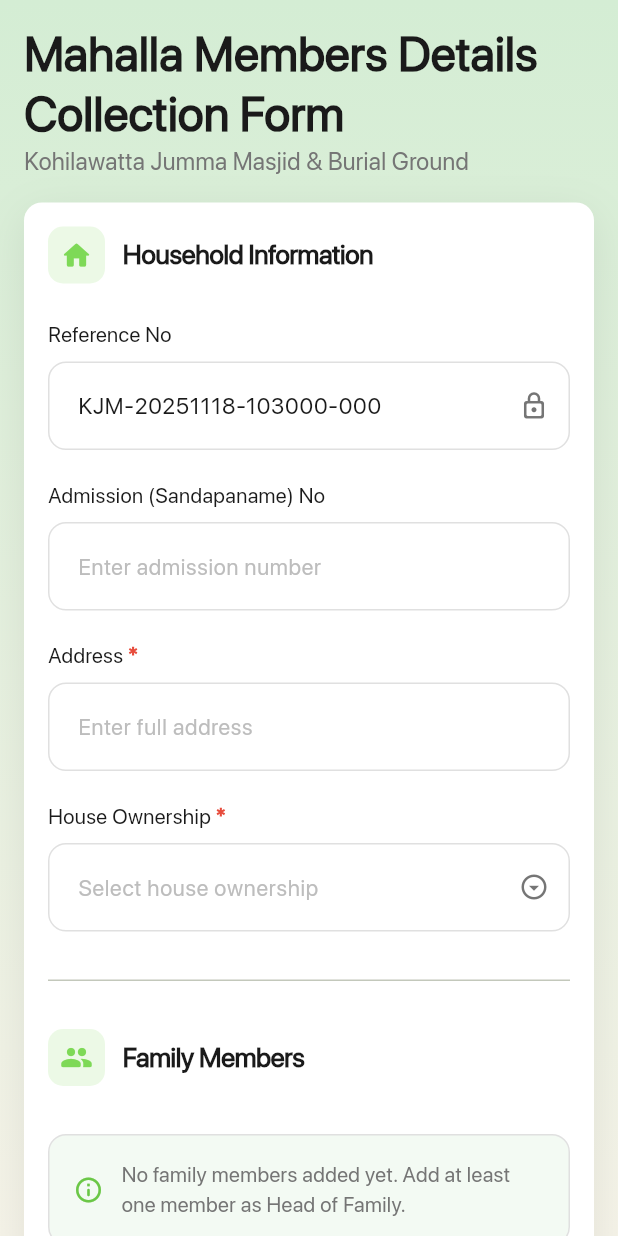
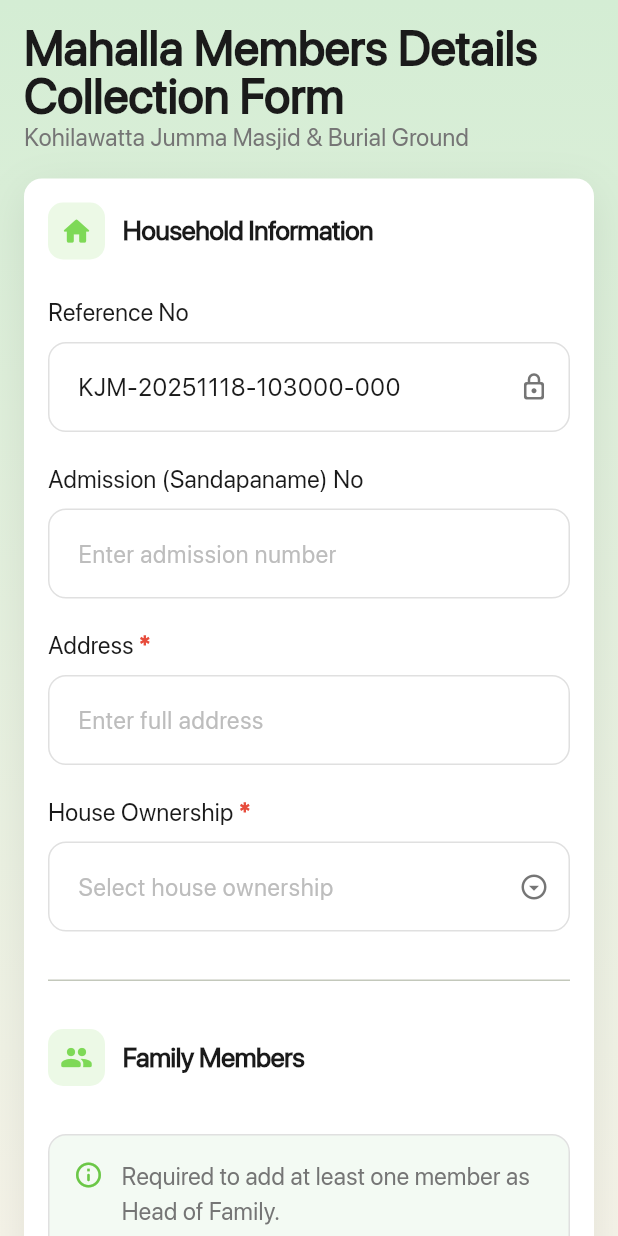
Before and after one commit to iamafzalhassan/mmf, a Flutter app: the screen it shows after launch, on a phone screen of 412 x 824 dp. Run offline on Flutter 3.47's test engine with Material 3 defaults, Android fonts, the phone set to English and light mode, and no system bars; our stand-ins replace dartz, equatable, flutter_bloc, get_it.

Commit message:
Font size changes

```diff
--- a/lib/core/theme/app_theme.dart
+++ b/lib/core/theme/app_theme.dart
@@ -55,20 +55,6 @@ class AppTheme {
       fontFamily: fontFamily,
       scaffoldBackgroundColor: scaffoldBackground,
 
-      // AppBar Theme
-      appBarTheme: const AppBarTheme(
-        centerTitle: true,
-        elevation: 0,
-        backgroundColor: transparent,
-        foregroundColor: textPrimary,
-        titleTextStyle: TextStyle(
-          fontFamily: fontFamily,
-          fontSize: 20,
-          fontWeight: FontWeight.w600,
-          color: textPrimary,
-        ),
-      ),
-
       // Input Decoration Theme
       inputDecorationTheme: InputDecorationTheme(
         border: OutlineInputBorder(
@@ -100,19 +86,19 @@ class AppTheme {
         labelStyle: TextStyle(
           fontFamily: fontFamily,
           color: textSecondary,
-          fontSize: 14,
+          fontSize: 16,
           fontWeight: FontWeight.w400,
         ),
         floatingLabelStyle: const TextStyle(
           fontFamily: fontFamily,
           color: primaryColor,
-          fontSize: 14,
+          fontSize: 16,
           fontWeight: FontWeight.w500,
         ),
         hintStyle: TextStyle(
           fontFamily: fontFamily,
           color: textPlaceholder,
-          fontSize: 15,
+          fontSize: 16,
         ),
       ),
 
--- a/lib/presentation/cubits/main_form_cubit.dart
+++ b/lib/presentation/cubits/main_form_cubit.dart
@@ -88,7 +88,7 @@ class MainFormCubit extends Cubit<MainFormState> {
       if (state.familyMembers.isEmpty) {
         showErrorSnackBar(
           context,
-          'Please add at least one family member',
+          'Please add at least one family member.',
         );
         return;
       }
@@ -98,7 +98,7 @@ class MainFormCubit extends Cubit<MainFormState> {
       if (!status) {
         showErrorSnackBar(
           context,
-          'Please designate one member as Head of Family',
+          'Please designate one member as Head of Family.',
         );
         return;
       }
@@ -149,7 +149,8 @@ class MainFormCubit extends Cubit<MainFormState> {
             children: [
               Icon(Icons.check_circle_rounded, color: Colors.white),
               SizedBox(width: 12),
-              Text('Form submitted successfully!'),
+              Text('Form submitted successfully.',
+                  style: TextStyle(fontSize: 16)),
             ],
           ),
           backgroundColor: AppTheme.successColor,
@@ -164,7 +165,7 @@ class MainFormCubit extends Cubit<MainFormState> {
             children: [
               const Icon(Icons.info_rounded, color: Colors.white),
               const SizedBox(width: 12),
-              Text(message),
+              Text(message, style: const TextStyle(fontSize: 16)),
             ],
           ),
           backgroundColor: AppTheme.errorColor,
--- a/lib/presentation/pages/family_form.dart
+++ b/lib/presentation/pages/family_form.dart
@@ -141,17 +141,31 @@ class FamilyForm extends StatelessWidget {
             child: Column(
               crossAxisAlignment: CrossAxisAlignment.start,
               children: [
-                Text(
-                  isEditing ? 'Edit Member' : 'Add Member',
-                  style: const TextStyle(
-                    fontSize: 32,
-                    fontWeight: FontWeight.w700,
-                    color: AppTheme.textPrimary,
-                    height: 1.25,
-                  ),
+                Stack(
+                  children: [
+                    Text(
+                      isEditing ? 'Edit Family Member' : 'Add Family Member',
+                      style: TextStyle(
+                        fontSize: 32,
+                        height: 1,
+                        foreground: Paint()
+                          ..style = PaintingStyle.stroke
+                          ..strokeWidth = 1.25
+                          ..color = AppTheme.textPrimary,
+                      ),
+                    ),
+                    Text(
+                      isEditing ? 'Edit Family Member' : 'Add Family Member',
+                      style: const TextStyle(
+                        fontSize: 32,
+                        color: AppTheme.textPrimary,
+                        height: 1,
+                      ),
+                    ),
+                  ],
                 ),
                 Text(
-                  'Family member details',
+                  'Enter member details',
                   style: TextStyle(
                     fontSize: 16,
                     color: AppTheme.textSecondary,
--- a/lib/presentation/pages/mahalla_form.dart
+++ b/lib/presentation/pages/mahalla_form.dart
@@ -61,20 +61,30 @@ class MahallaForm extends StatelessWidget {
     return Column(
       crossAxisAlignment: CrossAxisAlignment.start,
       children: [
-        const Text(
-          'Mahalla Members Details Collection Form',
-          style: TextStyle(
-            fontSize: 32,
-            fontWeight: FontWeight.w700,
-            color: AppTheme.textPrimary,
-            height: 1.25,
-          ),
+        Stack(
+          children: [
+            Text(
+              'Mahalla Members Details Collection Form',
+              style: TextStyle(
+                fontSize: 32,
+                height: 1,
+                foreground: Paint()
+                  ..style = PaintingStyle.stroke
+                  ..strokeWidth = 1.25
+                  ..color = AppTheme.textPrimary,
+              ),
+            ),
+            const Text(
+              'Mahalla Members Details Collection Form',
+              style: TextStyle(
+                  fontSize: 32, color: AppTheme.textPrimary, height: 1),
+            ),
+          ],
         ),
         Text(
           'Kohilawatta Jumma Masjid & Burial Ground',
           style: TextStyle(
             fontSize: 16,
-            fontWeight: FontWeight.w400,
             color: AppTheme.textSecondary,
           ),
         ),
@@ -176,16 +186,17 @@ class MahallaForm extends StatelessWidget {
                 border: Border.all(color: AppTheme.borderColor),
               ),
               child: Row(
+                crossAxisAlignment: CrossAxisAlignment.start,
                 children: [
                   const Icon(Icons.info_outline_rounded,
                       color: AppTheme.secondaryColor, size: 20),
                   const SizedBox(width: 12),
                   Expanded(
                     child: Text(
-                      'No family members added yet. Add at least one member as Head of Family.',
+                      'Required to add at least one member as Head of Family.',
                       style: TextStyle(
                         color: AppTheme.textSecondary,
-                        fontSize: 14,
+                        fontSize: 16,
                       ),
                     ),
                   ),
--- a/lib/presentation/widgets/checkbox_grid.dart
+++ b/lib/presentation/widgets/checkbox_grid.dart
@@ -72,7 +72,7 @@ class CheckboxGrid extends StatelessWidget {
                         ? AppTheme.primaryColor
                         : AppTheme.textPrimary,
                     fontWeight: isSelected ? FontWeight.w600 : FontWeight.w400,
-                    fontSize: 14,
+                    fontSize: 16,
                   ),
                 ),
               ],
--- a/lib/presentation/widgets/custom_dropdown.dart
+++ b/lib/presentation/widgets/custom_dropdown.dart
@@ -26,18 +26,14 @@ class CustomDropdown extends StatelessWidget {
           RichText(
             text: TextSpan(
               text: label,
-              style: Theme
-                  .of(context)
-                  .textTheme
-                  .bodyMedium
-                  ?.copyWith(
-                fontSize: 14,
+              style: Theme.of(context).textTheme.bodyMedium?.copyWith(
+                        fontSize: 16,
                         fontWeight: FontWeight.w500,
                         color: AppTheme.textPrimary,
                       ) ??
                   const TextStyle(
                     fontFamily: 'SFProDisplay',
-                    fontSize: 14,
+                    fontSize: 16,
                     fontWeight: FontWeight.w500,
                     color: AppTheme.textPrimary,
                   ),
@@ -45,14 +41,10 @@ class CustomDropdown extends StatelessWidget {
                 if (isRequired)
                   TextSpan(
                     text: ' *',
-                    style: Theme
-                        .of(context)
-                        .textTheme
-                        .bodyMedium
-                        ?.copyWith(
+                    style: Theme.of(context).textTheme.bodyMedium?.copyWith(
                             color: AppTheme.errorColor,
                             fontWeight: FontWeight.w600,
-                    ) ??
+                            fontSize: 16) ??
                         const TextStyle(
                           fontFamily: 'SFProDisplay',
                           color: AppTheme.errorColor,
@@ -98,8 +90,7 @@ class CustomDropdown extends StatelessWidget {
       shape: const RoundedRectangleBorder(
         borderRadius: BorderRadius.vertical(top: Radius.circular(12)),
       ),
-      builder: (context) =>
-          Container(
+      builder: (context) => Container(
         padding: const EdgeInsets.only(top: 12),
         child: Column(
           mainAxisSize: MainAxisSize.min,
--- a/lib/presentation/widgets/custom_textfield.dart
+++ b/lib/presentation/widgets/custom_textfield.dart
@@ -52,13 +52,13 @@ class CustomTextField extends StatelessWidget {
             text: TextSpan(
               text: label,
               style: Theme.of(context).textTheme.bodyMedium?.copyWith(
-                        fontSize: 14,
+                        fontSize: 16,
                         fontWeight: FontWeight.w500,
                         color: AppTheme.textPrimary,
                       ) ??
                   const TextStyle(
                     fontFamily: 'SFProDisplay',
-                    fontSize: 14,
+                    fontSize: 16,
                     fontWeight: FontWeight.w500,
                     color: AppTheme.textPrimary,
                   ),
@@ -67,9 +67,9 @@ class CustomTextField extends StatelessWidget {
                   TextSpan(
                     text: ' *',
                     style: Theme.of(context).textTheme.bodyMedium?.copyWith(
-                              color: AppTheme.errorColor,
-                              fontWeight: FontWeight.w600,
-                            ) ??
+                            color: AppTheme.errorColor,
+                            fontWeight: FontWeight.w600,
+                            fontSize: 16) ??
                         const TextStyle(
                           fontFamily: 'SFProDisplay',
                           color: AppTheme.errorColor,
@@ -93,7 +93,7 @@ class CustomTextField extends StatelessWidget {
             prefixStyle: const TextStyle(
               fontFamily: 'SFProDisplay',
               color: AppTheme.textPrimary,
-              fontSize: 15,
+              fontSize: 16,
               fontWeight: FontWeight.w500,
             ),
             counterText: '',
@@ -114,7 +114,7 @@ class CustomTextField extends StatelessWidget {
           obscureText: obscureText,
           style: const TextStyle(
             fontFamily: 'SFProDisplay',
-            fontSize: 15,
+            fontSize: 16,
             fontWeight: FontWeight.w400,
             color: AppTheme.textPrimary,
           ),
```
Lines whose indentation alone changed are shown as unchanged.
